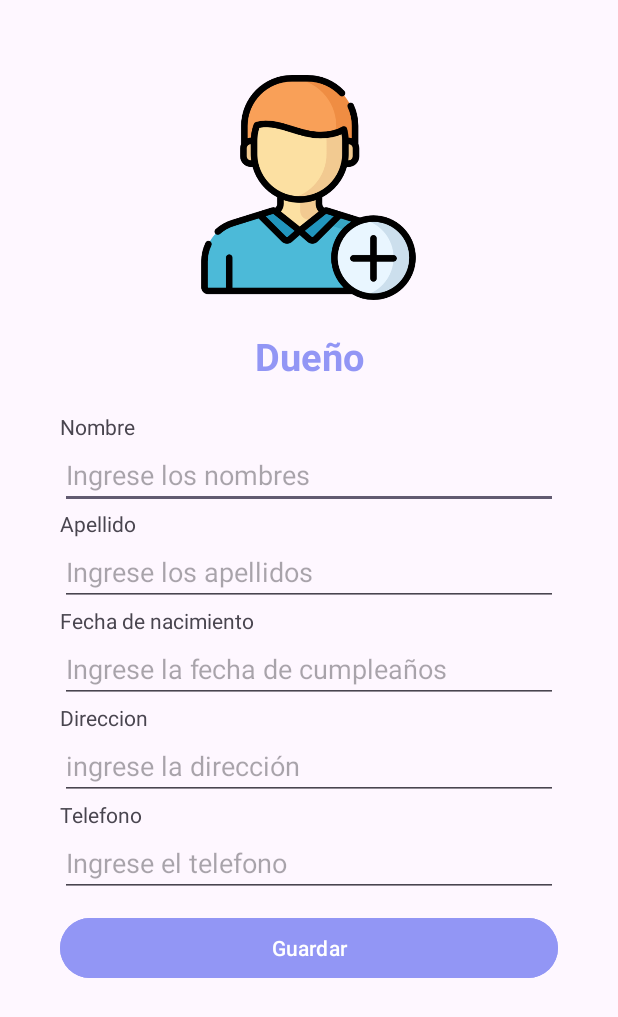
After one commit to WallowitS190/VeterinaryCompany, an Android app: the EditClientActivity screen opened directly, with no data from a screen before it, on a phone screen of 412 x 824 dp. The commit adds this screen. Shown: the top 1017 px of the screen. Run offline under Robolectric (Android 15) with nearby library versions, the phone set to English and light mode, and no system bars; 1 statement that could not run was skipped.

Commit message:
Actualizacion de lista clientes, edit y delete

```diff
--- /dev/null
+++ b/app/src/main/java/com/example/veterinarycompany/activities/client/EditClientActivity.java
@@ -0,0 +1,94 @@
+package com.example.veterinarycompany.activities.client;
+
+import android.content.Intent;
+import android.os.Bundle;
+import android.text.InputType;
+import android.view.View;
+import android.widget.Button;
+import android.widget.EditText;
+import android.widget.Toast;
+
+import androidx.appcompat.app.AppCompatActivity;
+
+import com.example.veterinarycompany.R;
+import com.example.veterinarycompany.classes.Client;
+import com.example.veterinarycompany.db.DbClient;
+import com.google.android.material.floatingactionbutton.FloatingActionButton;
+
+public class EditClientActivity extends AppCompatActivity {
+
+    EditText txtName, txtLastName, txtPhone, txtAddress, txtBirtday;
+    Button btnSave;
+
+    FloatingActionButton edit, delete;
+
+    boolean correct;
+
+    Client client;
+    int id = 0;
+
+    @Override
+    protected void onCreate(Bundle savedInstanceState) {
+        super.onCreate(savedInstanceState);
+        setContentView(R.layout.activity_watch_client);
+
+        txtName = findViewById(R.id.input_names);
+        txtLastName = findViewById(R.id.input_lastNames);
+        txtPhone = findViewById(R.id.input_phone);
+        txtAddress = findViewById(R.id.input_address);
+        txtBirtday = findViewById(R.id.input_birthday);
+        btnSave = findViewById(R.id.btn_create);
+        edit = findViewById(R.id.edit_client);
+        edit.setVisibility(View.INVISIBLE);
+        delete = findViewById(R.id.delete_client);
+        delete.setVisibility(View.INVISIBLE);
+
+        if (savedInstanceState == null){
+            Bundle extras = getIntent().getExtras();
+            if (extras == null) {
+                id = Integer.parseInt(null);
+            } else {
+                id = extras.getInt("ID");
+            }
+        } else {
+            id = (int) savedInstanceState.getSerializable("ID");
+        }
+
+        DbClient dbClient = new DbClient(EditClientActivity.this);
+        client = dbClient.watchClient(id);
+
+        if(client != null){
+            txtName.setText(client.getNames());
+            txtLastName.setText(client.getLastNames());
+            txtAddress.setText(client.getAddress());
+            txtPhone.setText(client.getPhone());
+            txtBirtday.setText(client.getBirthday());
+        }
+
+        btnSave.setOnClickListener(new View.OnClickListener() {
+            @Override
+            public void onClick(View view) {
+                if(!txtName.getText().toString().equals("") && !txtLastName.getText().toString().equals("") && !txtAddress.getText().toString().equals("")
+                        && !txtPhone.getText().toString().equals("") && !txtBirtday.getText().toString().equals("")){
+                    correct = dbClient.editClient(id, txtName.getText().toString(),txtLastName.getText().toString(),txtAddress.getText().toString(),
+                            txtPhone.getText().toString(),txtBirtday.getText().toString());
+
+                    if(correct){
+                        Toast.makeText(EditClientActivity.this, "CLIENT EDITED", Toast.LENGTH_SHORT).show();
+                        watchRegister();
+                    } else {
+                        Toast.makeText(EditClientActivity.this, "CLIENT NOT EDITED", Toast.LENGTH_SHORT).show();
+                    }
+                } else {
+                    Toast.makeText(EditClientActivity.this, "IS NECESARY EDIT ALL INPUTS", Toast.LENGTH_SHORT).show();
+                }
+            }
+        });
+    }
+
+    private void watchRegister(){
+        Intent intent = new Intent(this, WatchClientActivity.class);
+        intent.putExtra("ID", id);
+        startActivity(intent);
+    }
+}
--- /dev/null
+++ b/app/src/main/res/drawable/ic_delete_client.xml
@@ -0,0 +1,5 @@
+<vector android:height="24dp" android:tint="#000000"
+    android:viewportHeight="24" android:viewportWidth="24"
+    android:width="24dp" xmlns:android="http://schemas.android.com/apk/res/android">
+    <path android:fillColor="@android:color/white" android:pathData="M6,19c0,1.1 0.9,2 2,2h8c1.1,0 2,-0.9 2,-2V7H6v12zM19,4h-3.5l-1,-1h-5l-1,1H5v2h14V4z"/>
+</vector>
--- /dev/null
+++ b/app/src/main/res/drawable/ic_edit_client.xml
@@ -0,0 +1,5 @@
+<vector android:height="24dp" android:tint="#000000"
+    android:viewportHeight="24" android:viewportWidth="24"
+    android:width="24dp" xmlns:android="http://schemas.android.com/apk/res/android">
+    <path android:fillColor="@android:color/white" android:pathData="M3,17.25V21h3.75L17.81,9.94l-3.75,-3.75L3,17.25zM20.71,7.04c0.39,-0.39 0.39,-1.02 0,-1.41l-2.34,-2.34c-0.39,-0.39 -1.02,-0.39 -1.41,0l-1.83,1.83 3.75,3.75 1.83,-1.83z"/>
+</vector>
--- a/app/src/main/res/layout/activity_list_client.xml
+++ b/app/src/main/res/layout/activity_list_client.xml
@@ -4,7 +4,9 @@
     xmlns:tools="http://schemas.android.com/tools"
     android:layout_width="match_parent"
     android:layout_height="match_parent"
-    tools:context=".activities.client.ListClientActivity">
+    tools:context=".activities.client.ListClientActivity"
+    android:layout_margin="20dp"
+    android:padding="20dp">
 
     <androidx.recyclerview.widget.RecyclerView
         android:id="@+id/listClient"
--- /dev/null
+++ b/app/src/main/res/layout/activity_watch_client.xml
@@ -0,0 +1,148 @@
+<?xml version="1.0" encoding="utf-8"?>
+<RelativeLayout xmlns:android="http://schemas.android.com/apk/res/android"
+    xmlns:app="http://schemas.android.com/apk/res-auto"
+    xmlns:tools="http://schemas.android.com/tools"
+    android:layout_width="match_parent"
+    android:layout_height="match_parent"
+    tools:context=".activities.client.WatchClientActivity"
+    android:layout_margin="20dp"
+    android:padding="20dp">
+
+
+    <ImageView
+        android:layout_width="150dp"
+        android:layout_height="150dp"
+        app:srcCompat="@drawable/ic_add_client"
+        android:layout_centerHorizontal="true"
+        android:layout_marginTop="10dp"
+        android:id="@+id/image_logo"
+        />
+
+    <TextView
+        android:layout_width="match_parent"
+        android:layout_height="wrap_content"
+        android:text="Dueño"
+        android:layout_marginTop="20dp"
+        android:textAlignment="center"
+        android:gravity="center"
+        android:textSize="25dp"
+        android:textColor="@color/purple_500"
+        android:id="@+id/text_titlePage"
+        android:layout_below="@id/image_logo"
+        android:textStyle="bold"
+        />
+
+    <TextView
+        android:layout_width="wrap_content"
+        android:layout_height="wrap_content"
+        android:layout_marginTop="20dp"
+        android:id="@+id/text_names"
+        android:text="Nombre"
+        app:layout_constraintBottom_toBottomOf="parent"
+        app:layout_constraintEnd_toEndOf="parent"
+        app:layout_constraintStart_toStartOf="parent"
+        app:layout_constraintTop_toTopOf="parent"
+        android:layout_below="@id/text_titlePage"
+        />
+    <EditText
+        android:layout_width="match_parent"
+        android:layout_height="wrap_content"
+        android:layout_below="@id/text_names"
+        android:id="@+id/input_names"
+        android:hint="Ingrese los nombres"/>
+    <TextView
+        android:layout_width="wrap_content"
+        android:layout_height="wrap_content"
+        android:layout_below="@id/input_names"
+        android:id="@+id/text_lastNames"
+        android:text="Apellido"
+        app:layout_constraintBottom_toBottomOf="parent"
+        app:layout_constraintEnd_toEndOf="parent"
+        app:layout_constraintStart_toStartOf="parent"
+        app:layout_constraintTop_toTopOf="parent" />
+    <EditText
+        android:layout_width="match_parent"
+        android:layout_height="wrap_content"
+        android:layout_below="@id/text_lastNames"
+        android:hint="Ingrese los apellidos"
+        android:id="@+id/input_lastNames"/>
+    <TextView
+        android:layout_width="wrap_content"
+        android:layout_height="wrap_content"
+        android:id="@+id/text_birthday"
+        android:text="Fecha de nacimiento"
+        android:layout_below="@id/input_lastNames"
+        app:layout_constraintBottom_toBottomOf="parent"
+        app:layout_constraintEnd_toEndOf="parent"
+        app:layout_constraintStart_toStartOf="parent"
+        app:layout_constraintTop_toTopOf="parent" />
+    <EditText
+        android:layout_width="match_parent"
+        android:layout_height="wrap_content"
+        android:layout_below="@id/text_birthday"
+        android:id="@+id/input_birthday"
+        android:hint="Ingrese la fecha de cumpleaños"/>
+    <TextView
+        android:layout_width="wrap_content"
+        android:layout_height="wrap_content"
+        android:layout_below="@id/input_birthday"
+        android:id="@+id/text_address"
+        android:text="Direccion"
+        app:layout_constraintBottom_toBottomOf="parent"
+        app:layout_constraintEnd_toEndOf="parent"
+        app:layout_constraintStart_toStartOf="parent"
+        app:layout_constraintTop_toTopOf="parent" />
+    <EditText
+        android:layout_width="match_parent"
+        android:layout_height="wrap_content"
+        android:layout_below="@id/text_address"
+        android:hint="ingrese la dirección"
+        android:id="@+id/input_address"/>
+    <TextView
+        android:layout_width="wrap_content"
+        android:layout_height="wrap_content"
+        android:layout_below="@id/input_address"
+        android:id="@+id/text_phone"
+        android:text="Telefono"
+        app:layout_constraintBottom_toBottomOf="parent"
+        app:layout_constraintEnd_toEndOf="parent"
+        app:layout_constraintStart_toStartOf="parent"
+        app:layout_constraintTop_toTopOf="parent" />
+    <EditText
+        android:layout_width="match_parent"
+        android:layout_height="wrap_content"
+        android:layout_below="@id/text_phone"
+        android:hint="Ingrese el telefono"
+        android:id="@+id/input_phone"/>
+
+    <Button
+        android:layout_width="match_parent"
+        android:layout_height="wrap_content"
+        android:layout_below="@id/input_phone"
+        android:layout_marginTop="10dp"
+        android:text="Guardar"
+        android:id="@+id/btn_create"
+        android:backgroundTint="@color/purple_500"
+        />
+
+    <com.google.android.material.floatingactionbutton.FloatingActionButton
+        android:id="@+id/edit_client"
+        android:src="@drawable/ic_edit_client"
+        android:layout_width="match_parent"
+        android:layout_height="wrap_content"
+        android:layout_below="@id/btn_create"
+        android:clickable="true"
+        android:foregroundGravity="bottom|right" />
+
+    <com.google.android.material.floatingactionbutton.FloatingActionButton
+        android:id="@+id/delete_client"
+        android:src="@drawable/ic_delete_client"
+        android:layout_width="match_parent"
+        android:layout_height="wrap_content"
+        android:layout_below="@id/btn_create"
+        android:layout_alignParentEnd="true"
+        android:clickable="true"/>
+
+
+
+</RelativeLayout>
```
Also changed, not shown: app/src/main/AndroidManifest.xml (+21 -3 lines), app/src/main/java/com/example/veterinarycompany/activities/client/WatchClientActivity.java (added, +111 -0 lines), app/src/main/java/com/example/veterinarycompany/adaptadores/ListClientAdapter.java (+13 -0 lines), app/src/main/java/com/example/veterinarycompany/db/DbClient.java (+68 -0 lines), app/src/main/res/layout/list_item_client.xml (+41 -17 lines).
